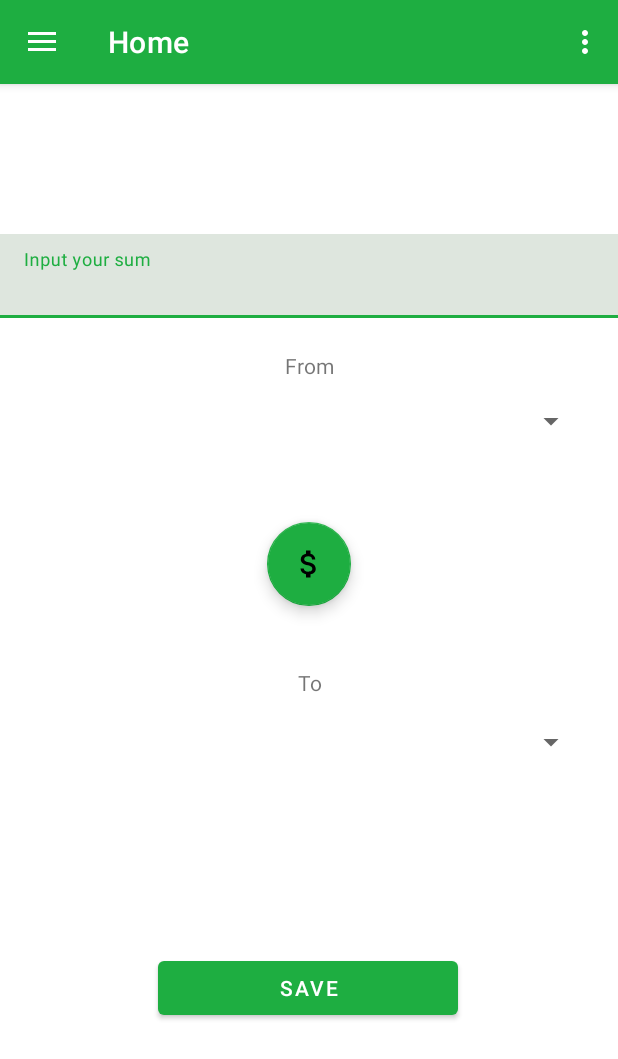
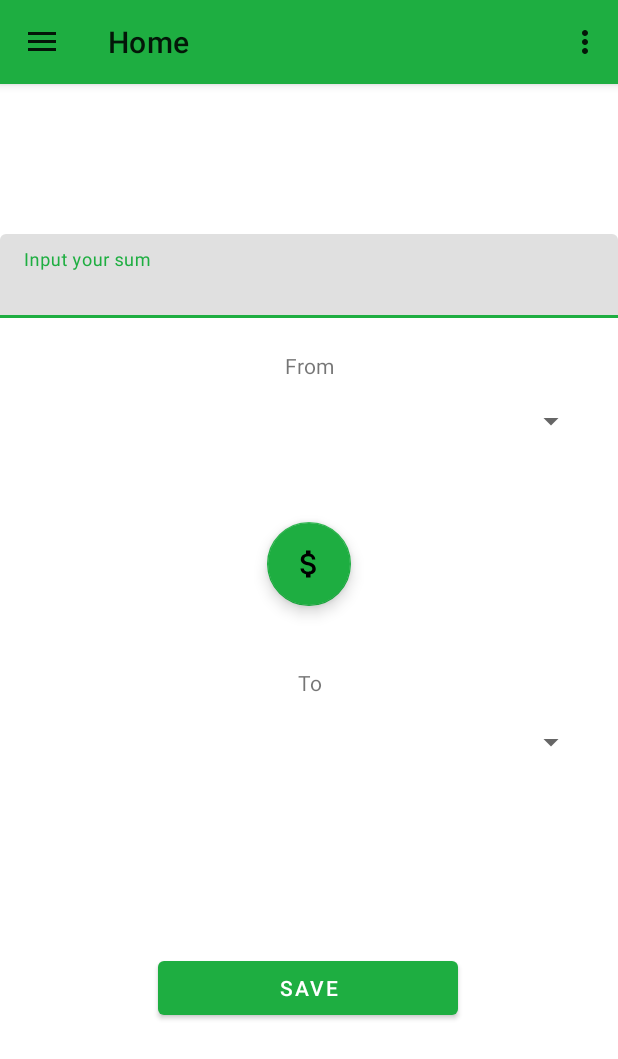
Before and after one commit to VladBlnO0/Converter, an Android app built with Jetpack Compose: the screen it shows after launch (MainActivity), on a phone screen of 412 x 824 dp. Shown: the top 1059 px of the screen. Run offline under Robolectric (Android 15) with nearby library versions, the phone set to English and light mode, and no system bars; our stand-ins replace Room's generated code, navigation-ui.

Commit message:
end of theme changer

```diff
--- a/app/src/main/java/com/example/currencyconverter/ui/history/HistoryFragment.kt
+++ b/app/src/main/java/com/example/currencyconverter/ui/history/HistoryFragment.kt
@@ -6,7 +6,6 @@ import android.view.View
 import android.view.ViewGroup
 import androidx.fragment.app.Fragment
 import androidx.lifecycle.ViewModelProvider
-import androidx.navigation.fragment.findNavController
 import androidx.recyclerview.widget.LinearLayoutManager
 import com.example.currencyconverter.databinding.FragmentHistBinding
 
--- a/app/src/main/java/com/example/currencyconverter/ui/theme/Theme.kt
+++ b/app/src/main/java/com/example/currencyconverter/ui/theme/Theme.kt
@@ -15,6 +15,7 @@ private val DarkColorScheme = darkColorScheme(
     primary = Purple80,
     secondary = PurpleGrey80,
     tertiary = Pink80
+
 )
 
 private val LightColorScheme = lightColorScheme(
@@ -22,7 +23,7 @@ private val LightColorScheme = lightColorScheme(
     secondary = PurpleGrey40,
     tertiary = Pink40
 
-    /* Other default colors to override
+    /*Other default colors to override
     background = Color(0xFFFFFBFE),
     surface = Color(0xFFFFFBFE),
     onPrimary = Color.White,
--- a/app/src/main/res/layout/fragment_faq.xml
+++ b/app/src/main/res/layout/fragment_faq.xml
@@ -13,7 +13,7 @@
         android:text="How to use"
         android:textAlignment="center"
         android:textAllCaps="true"
-        android:textColor="#050404"
+        android:textColor="@color/faq_text"
         android:textSize="60sp"
         android:textStyle="bold"
         app:layout_constraintBottom_toBottomOf="parent"
@@ -28,8 +28,8 @@
         android:layout_width="0dp"
         android:layout_height="wrap_content"
         android:text="Input value than get result"
+        android:textColor="@color/faq_text"
         android:textAlignment="center"
-        android:textColor="#050404"
         android:textSize="24sp"
         app:layout_constraintBottom_toBottomOf="parent"
         app:layout_constraintEnd_toEndOf="parent"
--- a/app/src/main/res/layout/fragment_home.xml
+++ b/app/src/main/res/layout/fragment_home.xml
@@ -34,7 +34,7 @@
         android:gravity="center"
         android:maxLength="16"
         android:textAlignment="gravity"
-        android:textColor="@color/black"
+        android:textColor="@color/home_text"
         android:textSize="34sp"
         android:textStyle="bold"
         app:layout_constraintBottom_toBottomOf="parent"
@@ -58,13 +58,11 @@
             android:id="@+id/input"
             android:layout_width="match_parent"
             android:layout_height="match_parent"
-            android:background="#DEE6DE"
             android:hint="Input your sum"
             android:inputType="number|numberDecimal"
             android:maxEms="10"
             android:maxLength="10"
-            android:singleLine="true"
-            android:textColorHint="#8BC34A" />
+            android:singleLine="true" />
     </com.google.android.material.textfield.TextInputLayout>
 
     <com.google.android.material.floatingactionbutton.FloatingActionButton
--- a/app/src/main/res/layout/nav_header_main.xml
+++ b/app/src/main/res/layout/nav_header_main.xml
@@ -25,11 +25,11 @@
         android:layout_height="wrap_content"
         android:paddingTop="@dimen/nav_header_vertical_spacing"
         android:text="@string/nav_header_title"
-        android:textAppearance="@style/TextAppearance.AppCompat.Body1" />
+        android:textAppearance="@style/TextAppearance.AppCompat.Body1"/>
 
     <TextView
         android:id="@+id/textView"
         android:layout_width="wrap_content"
         android:layout_height="wrap_content"
-        android:text="@string/nav_header_subtitle" />
+        android:text="@string/nav_header_subtitle"/>
 </LinearLayout>
--- /dev/null
+++ b/app/src/main/res/values-night/colors.xml
@@ -0,0 +1,14 @@
+<?xml version="1.0" encoding="utf-8"?>
+<resources>
+    <color name="colorOnSecondary">@color/white</color>
+
+2
+    <color name="faq_text">#FFFFFF</color>
+    <color name="home_text">#FFFFFF</color>
+
+    <color name="app_background">#181C22</color>
+
+    <color name="popup_bg">#2A2A2A</color>
+    <color name="popup_text">#FFFFFF</color>
+
+</resources>
--- /dev/null
+++ b/app/src/main/res/values-night/styles.xml
@@ -0,0 +1,11 @@
+<?xml version="1.0" encoding="utf-8"?>
+<resources>
+    <style name="Widget.App.PopupMenu" parent="Widget.AppCompat.PopupMenu">
+        <item name="android:popupBackground">@color/popup_bg</item>
+        <item name="android:textAppearance">@style/PopupMenuTextAppearance.Dark</item>
+    </style>
+
+    <style name="PopupMenuTextAppearance.Dark" parent="TextAppearance.AppCompat.Body1">
+        <item name="android:textColor">@color/popup_text</item>
+    </style>
+</resources>
--- a/app/src/main/res/values/colors.xml
+++ b/app/src/main/res/values/colors.xml
@@ -5,11 +5,26 @@
     <color name="purple_700">#FF3700B3</color>
     <color name="teal_200">#1EAE41</color>
     <color name="teal_700">#FF018786</color>
-    <color name="black">#FF000000</color>
+    <color name="black">#000000</color>
     <color name="white">#FFFFFFFF</color>
     <color name="light_blue_400">#FF29B6F6</color>
     <color name="light_blue_600">#FF039BE5</color>
     <color name="gray_400">#FFBDBDBD</color>
+
     <color name="gray_600">#FF757575</color>
+
     <color name="Example">#4CAF50</color>
+    <color name="edittext_highlight">#2B572D</color>
+    <color name="editTextBackground">#838383</color>
+
+    <color name="faq_text">#000000</color>
+    <color name="home_text">#000000</color>
+
+    <color name="colorOnSecondary">@color/white</color>
+
+    <color name="app_background">#FFFFFF</color>
+
+
+    <color name="popup_bg">#FFFFFF</color>
+    <color name="popup_text">#000000</color>
 </resources>
--- a/app/src/main/res/values/strings.xml
+++ b/app/src/main/res/values/strings.xml
@@ -5,7 +5,7 @@
     <string name="nav_header_title">Currency Convertor</string>
     <string name="nav_header_subtitle">Convert your money</string>
     <string name="nav_header_desc">Navigation header</string>
-    <string name="action_settings">Settings</string>
+    <string name="action_settings">Change Theme</string>
 
     <string name="menu_home">Home</string>
     <string name="menu_faq">FAQ</string>
--- /dev/null
+++ b/app/src/main/res/values/styles.xml
@@ -0,0 +1,11 @@
+<?xml version="1.0" encoding="utf-8"?>
+<resources>
+    <style name="Widget.App.PopupMenu" parent="Widget.AppCompat.PopupMenu">
+        <item name="android:popupBackground">@color/popup_bg</item>
+        <item name="android:textAppearance">@style/PopupMenuTextAppearance.Light</item>
+    </style>
+
+    <style name="PopupMenuTextAppearance.Light" parent="TextAppearance.AppCompat.Body1">
+        <item name="android:textColor">@color/popup_text</item>
+    </style>
+</resources>
--- a/app/src/main/res/values/themes.xml
+++ b/app/src/main/res/values/themes.xml
@@ -8,10 +8,19 @@
         <!-- Secondary brand color. -->
         <item name="colorSecondary">@color/teal_200</item>
         <item name="colorSecondaryVariant">@color/teal_700</item>
+
         <item name="colorOnSecondary">@color/black</item>
+
         <!-- Status bar color. -->
         <item name="android:statusBarColor">?attr/colorPrimaryVariant</item>
         <!-- Customize your theme here. -->
+        <item name="colorControlHighlight">@color/edittext_highlight</item>
+        <item name="android:editTextBackground">@color/editTextBackground</item>
+
+        <item name="android:windowBackground">@color/app_background</item>
+
+        <item name="popupMenuStyle">@style/Widget.App.PopupMenu</item>
+
     </style>
 
     <style name="Theme.CurrencyConverter.NoActionBar">
@@ -19,7 +28,7 @@
         <item name="windowNoTitle">true</item>
     </style>
 
-    <style name="Theme.CurrencyConverter.AppBarOverlay" parent="ThemeOverlay.AppCompat.Dark.ActionBar" />
+    <style name="Theme.CurrencyConverter.AppBarOverlay" parent="ThemeOverlay.AppCompat.DayNight.ActionBar" />
 
-    <style name="Theme.CurrencyConverter.PopupOverlay" parent="ThemeOverlay.AppCompat.Light" />
+    <style name="Theme.CurrencyConverter.PopupOverlay" parent="ThemeOverlay.AppCompat.DayNight" />
 </resources>
```
Also changed, not shown: app/src/main/java/com/example/currencyconverter/MainActivity.kt (+36 -0 lines), app/src/main/java/com/example/currencyconverter/ui/home/HomeFragment.kt (+1 -8 lines), app/src/main/res/layout/item_history.xml (+4 -9 lines), app/src/main/res/layout/switch_item.xml (added, +11 -0 lines).
